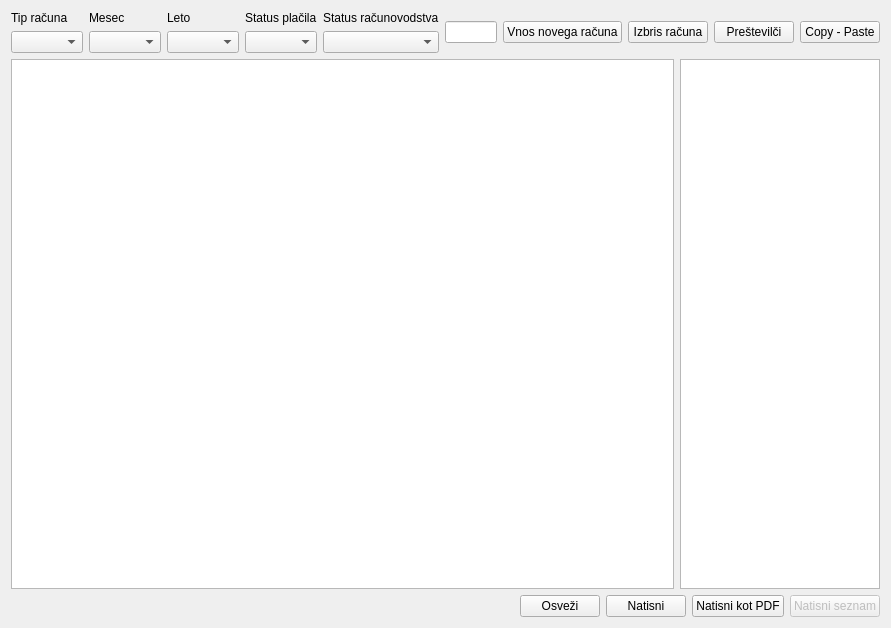
Qt form wid_racuni.ui (bubi-luka/BubiRacun) before a commit.
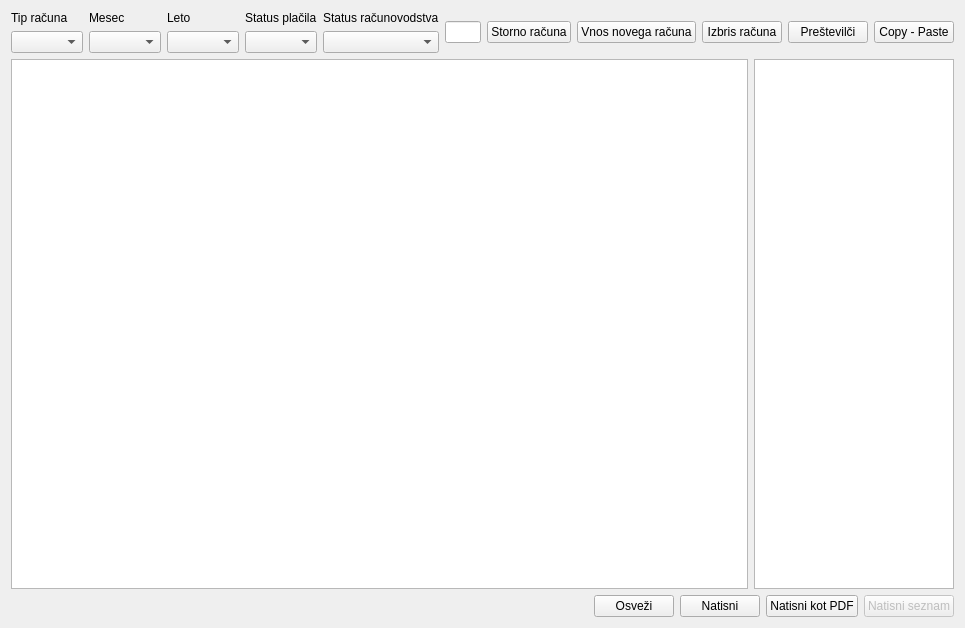
The same form after that commit.

Patch:
```diff
--- a/wid_racuni.ui
+++ b/wid_racuni.ui
@@ -9,7 +9,7 @@
    <rect>
     <x>0</x>
     <y>0</y>
-    <width>891</width>
+    <width>965</width>
     <height>628</height>
    </rect>
   </property>
@@ -102,6 +102,13 @@
        </property>
       </spacer>
      </item>
+     <item>
+      <widget class="QPushButton" name="btn_storno">
+       <property name="text">
+        <string>Storno računa</string>
+       </property>
+      </widget>
+     </item>
      <item>
       <widget class="QPushButton" name="btn_nov">
        <property name="text">
```
